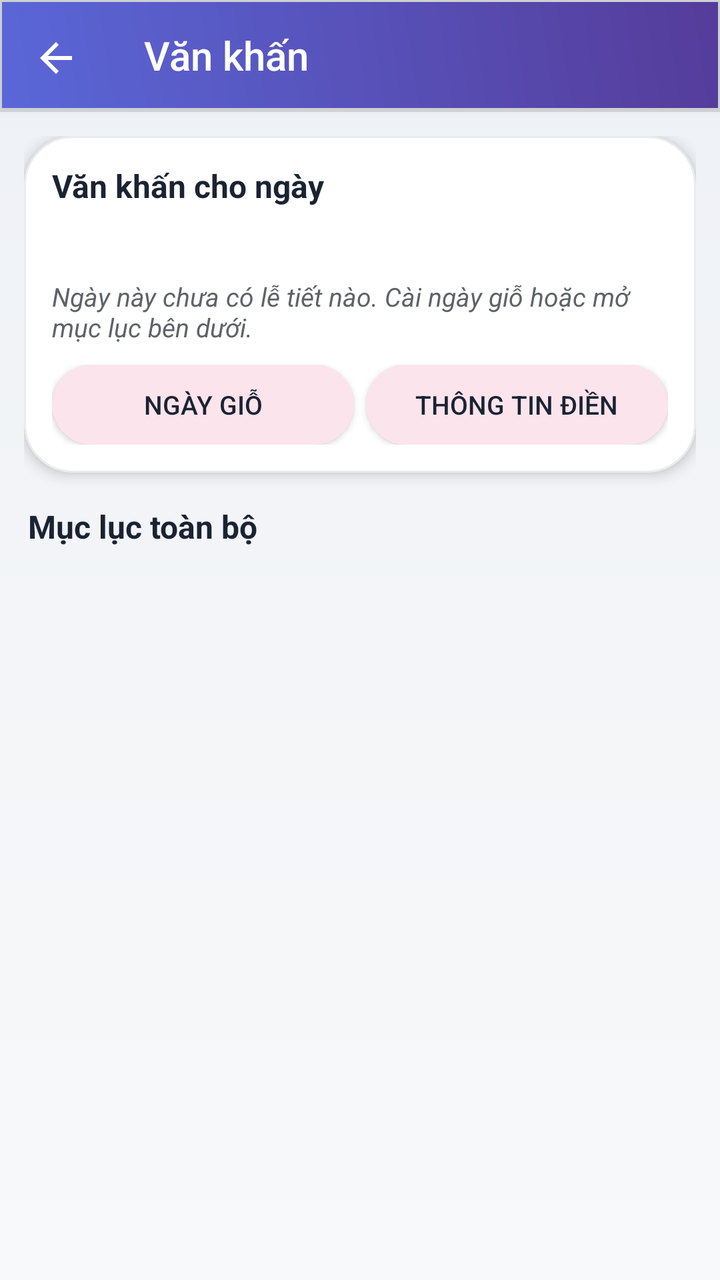
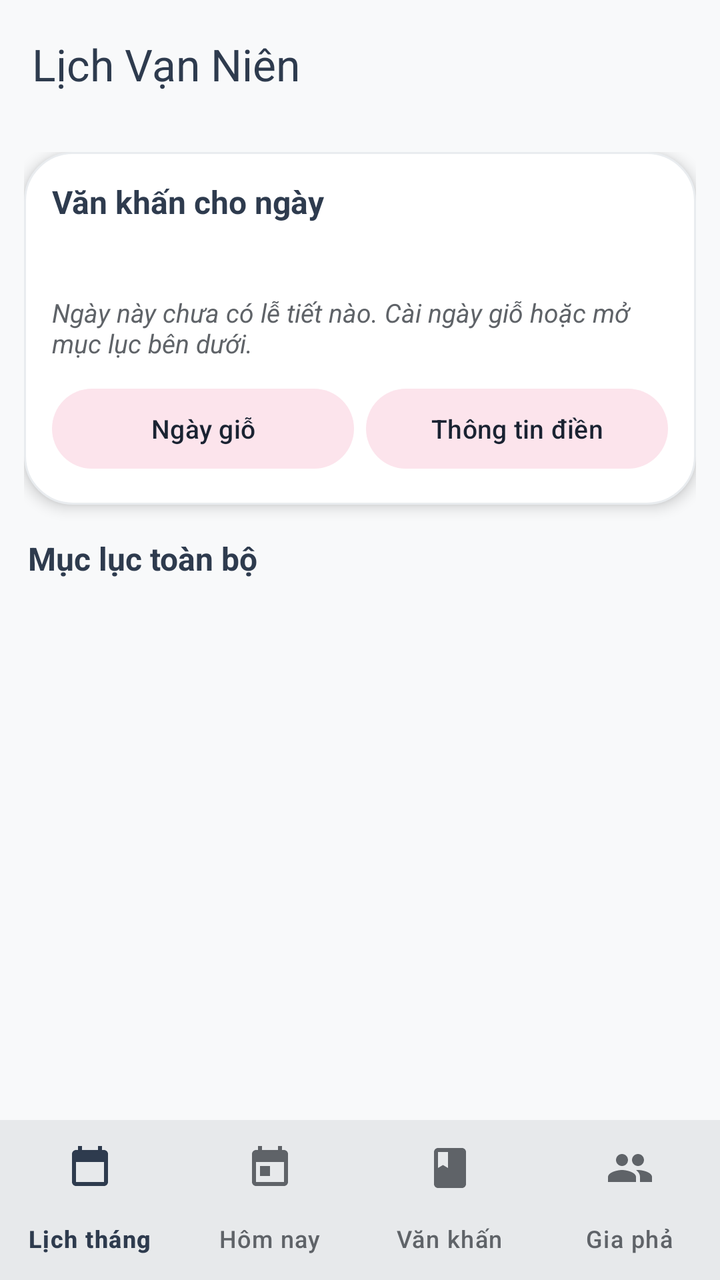

Two renders of the same Android screen: before a commit and after it. Below are the layout's source before the change and the commit's diff.
<!-- AndroidManifest.xml: activity theme AppTheme -->
<!-- res/layout/activity_van_khan.xml -->
<?xml version="1.0" encoding="utf-8"?>
<LinearLayout xmlns:android="http://schemas.android.com/apk/res/android"
    xmlns:app="http://schemas.android.com/apk/res-auto"
    android:layout_width="match_parent"
    android:layout_height="match_parent"
    android:background="@drawable/month_screen_background"
    android:orientation="vertical">

    <androidx.appcompat.widget.Toolbar
        android:id="@+id/toolbar"
        android:layout_width="match_parent"
        android:layout_height="?attr/actionBarSize"
        android:background="@drawable/toolbar_background"
        android:elevation="8dp"
        android:theme="@style/ThemeOverlay.AppCompat.Dark.ActionBar"
        app:navigationIcon="@drawable/ic_arrow_back"
        app:popupTheme="@style/ThemeOverlay.AppCompat.Light"
        app:title="Văn khấn" />

    <androidx.core.widget.NestedScrollView
        android:layout_width="match_parent"
        android:layout_height="0dp"
        android:layout_weight="1"
        android:fillViewport="true">

        <LinearLayout
            android:layout_width="match_parent"
            android:layout_height="wrap_content"
            android:orientation="vertical"
            android:padding="12dp">

            
            <LinearLayout
                android:id="@+id/day_prayer_card"
                android:layout_width="match_parent"
                android:layout_height="wrap_content"
                android:background="@drawable/month_card_background"
                android:elevation="4dp"
                android:orientation="vertical"
                android:padding="14dp">

                <TextView
                    android:layout_width="match_parent"
                    android:layout_height="wrap_content"
                    android:text="Văn khấn cho ngày"
                    android:textColor="@color/primaryDarkColor"
                    android:textSize="16sp"
                    android:textStyle="bold" />

                <TextView
                    android:id="@+id/day_prayer_date"
                    android:layout_width="match_parent"
                    android:layout_height="wrap_content"
                    android:layout_marginTop="2dp"
                    android:textColor="@color/textSecondary"
                    android:textSize="13sp" />

                <LinearLayout
                    android:id="@+id/day_prayer_list"
                    android:layout_width="match_parent"
                    android:layout_height="wrap_content"
                    android:layout_marginTop="8dp"
                    android:orientation="vertical" />

                <TextView
                    android:id="@+id/day_prayer_empty"
                    android:layout_width="match_parent"
                    android:layout_height="wrap_content"
                    android:layout_marginTop="8dp"
                    android:text="Ngày này chưa có lễ tiết nào. Cài ngày giỗ hoặc mở mục lục bên dưới."
                    android:textColor="@color/textSecondary"
                    android:textSize="13sp"
                    android:textStyle="italic" />

                <LinearLayout
                    android:layout_width="match_parent"
                    android:layout_height="wrap_content"
                    android:layout_marginTop="10dp"
                    android:orientation="horizontal">

                    <Button
                        android:id="@+id/gio_settings_button"
                        android:layout_width="0dp"
                        android:layout_height="40dp"
                        android:layout_marginEnd="6dp"
                        android:layout_weight="1"
                        android:background="@drawable/month_tonal_button_background"
                        android:text="Ngày giỗ"
                        android:textColor="@color/primaryDarkColor"
                        android:textSize="13sp" />

                    <Button
                        android:id="@+id/profile_button"
                        android:layout_width="0dp"
                        android:layout_height="40dp"
                        android:layout_weight="1"
                        android:background="@drawable/month_tonal_button_background"
                        android:text="Thông tin điền"
                        android:textColor="@color/primaryDarkColor"
                        android:textSize="13sp" />

                </LinearLayout>

            </LinearLayout>

            
            <TextView
                android:layout_width="match_parent"
                android:layout_height="wrap_content"
                android:layout_marginTop="16dp"
                android:layout_marginBottom="6dp"
                android:paddingHorizontal="2dp"
                android:text="Mục lục toàn bộ"
                android:textColor="@color/primaryDarkColor"
                android:textSize="16sp"
                android:textStyle="bold" />

            <androidx.recyclerview.widget.RecyclerView
                android:id="@+id/toc_list"
                android:layout_width="match_parent"
                android:layout_height="wrap_content"
                android:nestedScrollingEnabled="false" />

        </LinearLayout>
    </androidx.core.widget.NestedScrollView>
</LinearLayout>
<!-- resources referenced by this layout -->
<resources>
  <color name="primaryDarkColor">#1A2332</color>
  <color name="textSecondary">#5F6368</color>
  <!-- drawable ic_arrow_back (drawable) -->
  <?xml version="1.0" encoding="utf-8"?>
  <vector xmlns:android="http://schemas.android.com/apk/res/android"
      android:width="24dp"
      android:height="24dp"
      android:viewportWidth="24"
      android:viewportHeight="24">
      <path
          android:fillColor="#FFFFFF"
          android:pathData="M20,11H7.83l5.59,-5.59L12,4l-8,8 8,8 1.41,-1.41L7.83,13H20v-2z"/>
  </vector>
  <!-- drawable month_card_background (drawable) -->
  <?xml version="1.0" encoding="utf-8"?>
  <shape xmlns:android="http://schemas.android.com/apk/res/android">
      <solid android:color="#FFFFFF" />
      <corners android:radius="24dp" />
      <stroke
          android:width="1dp"
          android:color="@color/cardBorder" />
  </shape>
  <!-- drawable month_screen_background (drawable) -->
  <?xml version="1.0" encoding="utf-8"?>
  <shape xmlns:android="http://schemas.android.com/apk/res/android">
      <gradient
          android:angle="90"
          android:endColor="@color/monthBackgroundEnd"
          android:startColor="@color/backgroundPrimary"
          android:type="linear" />
  </shape>
  <!-- drawable month_tonal_button_background (drawable) -->
  <?xml version="1.0" encoding="utf-8"?>
  <shape xmlns:android="http://schemas.android.com/apk/res/android">
      <solid android:color="@color/monthTonal" />
      <corners android:radius="24dp" />
  </shape>
  <!-- drawable toolbar_background (drawable) -->
  <?xml version="1.0" encoding="utf-8"?>
  <layer-list xmlns:android="http://schemas.android.com/apk/res/android">
      
      <item>
          <shape android:shape="rectangle">
              <solid android:color="#20000000" />
              <padding
                  android:bottom="2dp"
                  android:left="1dp"
                  android:right="1dp"
                  android:top="1dp" />
          </shape>
      </item>
      
      
      <item>
          <shape android:shape="rectangle">
              <gradient
                  android:angle="45"
                  android:startColor="@color/gradientSecondaryStart"
                  android:endColor="@color/gradientSecondaryEnd"
                  android:type="linear" />
          </shape>
      </item>
  </layer-list>
  <style name="AppTheme" parent="Theme.AppCompat.Light.NoActionBar">
          <item name="colorPrimary">@color/primaryColor</item>
          <item name="colorPrimaryDark">@color/primaryDarkColor</item>
          <item name="colorAccent">@color/secondaryColor</item>
          <item name="android:windowIsTranslucent">true</item>
          <item name="android:windowTranslucentStatus">true</item>
          <item name="android:statusBarColor">@android:color/transparent</item>
          <item name="android:windowBackground">@color/backgroundPrimary</item>
          <item name="android:textColorPrimary">@color/textPrimary</item>
          <item name="android:textColorSecondary">@color/textSecondary</item>
      </style>
  <color name="cardBorder">#E9ECEF</color>
  <color name="monthBackgroundEnd">#EEF1F6</color>
  <color name="backgroundPrimary">#F8F9FA</color>
  <color name="monthTonal">#FCE4EC</color>
  <color name="gradientSecondaryStart">#5A67D8</color>
  <color name="gradientSecondaryEnd">#553C9A</color>
  <color name="primaryColor">#2E3B4E</color>
  <color name="secondaryColor">#C2185B</color>
  <color name="textPrimary">#2E3B4E</color>
</resources>

<!-- the commit's change to res/layout/activity_van_khan.xml (unified diff, before → after) -->
@@ -3,19 +3,18 @@
     xmlns:app="http://schemas.android.com/apk/res-auto"
     android:layout_width="match_parent"
     android:layout_height="match_parent"
-    android:background="@drawable/month_screen_background"
-    android:orientation="vertical">
+    android:background="?attr/colorSurface"
+    android:orientation="vertical"
+    android:id="@+id/app_root">
 
-    <androidx.appcompat.widget.Toolbar
-        android:id="@+id/toolbar"
+    <include layout="@layout/app_header" />
+    <LinearLayout
+        android:id="@+id/app_body"
         android:layout_width="match_parent"
-        android:layout_height="?attr/actionBarSize"
-        android:background="@drawable/toolbar_background"
-        android:elevation="8dp"
-        android:theme="@style/ThemeOverlay.AppCompat.Dark.ActionBar"
-        app:navigationIcon="@drawable/ic_arrow_back"
-        app:popupTheme="@style/ThemeOverlay.AppCompat.Light"
-        app:title="Văn khấn" />
+        android:layout_height="0dp"
+        android:layout_weight="1"
+        android:orientation="vertical">
+
 
     <androidx.core.widget.NestedScrollView
         android:layout_width="match_parent"
@@ -43,7 +42,7 @@
                     android:layout_width="match_parent"
                     android:layout_height="wrap_content"
                     android:text="Văn khấn cho ngày"
-                    android:textColor="@color/primaryDarkColor"
+                    android:textColor="?attr/colorPrimary"
                     android:textSize="16sp"
                     android:textStyle="bold" />
 
@@ -52,7 +51,7 @@
                     android:layout_width="match_parent"
                     android:layout_height="wrap_content"
                     android:layout_marginTop="2dp"
-                    android:textColor="@color/textSecondary"
+                    android:textColor="?attr/colorOnSurfaceVariant"
                     android:textSize="13sp" />
 
                 <LinearLayout
@@ -68,7 +67,7 @@
                     android:layout_height="wrap_content"
                     android:layout_marginTop="8dp"
                     android:text="Ngày này chưa có lễ tiết nào. Cài ngày giỗ hoặc mở mục lục bên dưới."
-                    android:textColor="@color/textSecondary"
+                    android:textColor="?attr/colorOnSurfaceVariant"
                     android:textSize="13sp"
                     android:textStyle="italic" />
 
@@ -76,27 +75,25 @@
                     android:layout_width="match_parent"
                     android:layout_height="wrap_content"
                     android:layout_marginTop="10dp"
-                    android:orientation="horizontal">
-
-                    <Button
+                    android:orientation="horizontal">                    <com.google.android.material.button.MaterialButton
                         android:id="@+id/gio_settings_button"
+                        style="@style/Widget.Material3.Button.TonalButton"
                         android:layout_width="0dp"
-                        android:layout_height="40dp"
+                        android:layout_height="wrap_content"
                         android:layout_marginEnd="6dp"
                         android:layout_weight="1"
-                        android:background="@drawable/month_tonal_button_background"
                         android:text="Ngày giỗ"
-                        android:textColor="@color/primaryDarkColor"
+                        android:textAllCaps="false"
                         android:textSize="13sp" />
 
-                    <Button
+                    <com.google.android.material.button.MaterialButton
                         android:id="@+id/profile_button"
+                        style="@style/Widget.Material3.Button.TonalButton"
                         android:layout_width="0dp"
-                        android:layout_height="40dp"
+                        android:layout_height="wrap_content"
                         android:layout_weight="1"
-                        android:background="@drawable/month_tonal_button_background"
                         android:text="Thông tin điền"
-                        android:textColor="@color/primaryDarkColor"
+                        android:textAllCaps="false"
                         android:textSize="13sp" />
 
                 </LinearLayout>
@@ -111,7 +108,7 @@
                 android:layout_marginBottom="6dp"
                 android:paddingHorizontal="2dp"
                 android:text="Mục lục toàn bộ"
-                android:textColor="@color/primaryDarkColor"
+                android:textColor="?attr/colorPrimary"
                 android:textSize="16sp"
                 android:textStyle="bold" />
 
@@ -123,4 +120,33 @@
 
         </LinearLayout>
     </androidx.core.widget.NestedScrollView>
+        </LinearLayout>
+
+<include layout="@layout/app_bottom_nav" />
+
 </LinearLayout>
+<!-- res/layout/app_header.xml (included above) -->
+<?xml version="1.0" encoding="utf-8"?>
+<com.google.android.material.appbar.MaterialToolbar xmlns:android="http://schemas.android.com/apk/res/android"
+    xmlns:app="http://schemas.android.com/apk/res-auto"
+    android:id="@+id/toolbar"
+    android:layout_width="match_parent"
+    android:layout_height="?attr/actionBarSize"
+    android:background="?attr/colorSurface"
+    android:elevation="0dp"
+    app:navigationIconTint="?attr/colorOnSurface"
+    app:title="@string/app_name"
+    app:titleTextColor="?attr/colorOnSurface" />
+<!-- res/layout/app_bottom_nav.xml (included above) -->
+<?xml version="1.0" encoding="utf-8"?>
+<com.google.android.material.bottomnavigation.BottomNavigationView xmlns:android="http://schemas.android.com/apk/res/android"
+    xmlns:app="http://schemas.android.com/apk/res-auto"
+    android:id="@+id/bottom_navigation"
+    android:layout_width="match_parent"
+    android:layout_height="wrap_content"
+    android:background="?attr/colorSurface"
+    android:elevation="3dp"
+    app:itemIconTint="@color/bottom_nav_item_color"
+    app:itemTextColor="@color/bottom_nav_item_color"
+    app:labelVisibilityMode="labeled"
+    app:menu="@menu/main_bottom_nav" />
<!-- resource entries referenced after the edit -->
@@ -2,86 +2,45 @@
 <resources>
   <color name="primaryDarkColor">#1A2332</color>
   <color name="textSecondary">#5F6368</color>
-  <!-- drawable ic_arrow_back (drawable) -->
-  <?xml version="1.0" encoding="utf-8"?>
-  <vector xmlns:android="http://schemas.android.com/apk/res/android"
-      android:width="24dp"
-      android:height="24dp"
-      android:viewportWidth="24"
-      android:viewportHeight="24">
-      <path
-          android:fillColor="#FFFFFF"
-          android:pathData="M20,11H7.83l5.59,-5.59L12,4l-8,8 8,8 1.41,-1.41L7.83,13H20v-2z"/>
-  </vector>
   <!-- drawable month_card_background (drawable) -->
   <?xml version="1.0" encoding="utf-8"?>
   <shape xmlns:android="http://schemas.android.com/apk/res/android">
-      <solid android:color="#FFFFFF" />
+      <solid android:color="?attr/colorSurfaceVariant" />
       <corners android:radius="24dp" />
       <stroke
           android:width="1dp"
-          android:color="@color/cardBorder" />
+          android:color="?attr/colorOutline" />
   </shape>
-  <!-- drawable month_screen_background (drawable) -->
-  <?xml version="1.0" encoding="utf-8"?>
-  <shape xmlns:android="http://schemas.android.com/apk/res/android">
-      <gradient
-          android:angle="90"
-          android:endColor="@color/monthBackgroundEnd"
-          android:startColor="@color/backgroundPrimary"
-          android:type="linear" />
-  </shape>
-  <!-- drawable month_tonal_button_background (drawable) -->
-  <?xml version="1.0" encoding="utf-8"?>
-  <shape xmlns:android="http://schemas.android.com/apk/res/android">
-      <solid android:color="@color/monthTonal" />
-      <corners android:radius="24dp" />
-  </shape>
-  <!-- drawable toolbar_background (drawable) -->
-  <?xml version="1.0" encoding="utf-8"?>
-  <layer-list xmlns:android="http://schemas.android.com/apk/res/android">
-      
-      <item>
-          <shape android:shape="rectangle">
-              <solid android:color="#20000000" />
-              <padding
-                  android:bottom="2dp"
-                  android:left="1dp"
-                  android:right="1dp"
-                  android:top="1dp" />
-          </shape>
-      </item>
-      
-      
-      <item>
-          <shape android:shape="rectangle">
-              <gradient
-                  android:angle="45"
-                  android:startColor="@color/gradientSecondaryStart"
-                  android:endColor="@color/gradientSecondaryEnd"
-                  android:type="linear" />
-          </shape>
-      </item>
-  </layer-list>
-  <style name="AppTheme" parent="Theme.AppCompat.Light.NoActionBar">
+  <string name="app_name">Lịch Vạn Niên</string>
+  <style name="AppTheme" parent="Theme.Material3.Light.NoActionBar">
           <item name="colorPrimary">@color/primaryColor</item>
-          <item name="colorPrimaryDark">@color/primaryDarkColor</item>
-          <item name="colorAccent">@color/secondaryColor</item>
-          <item name="android:windowIsTranslucent">true</item>
-          <item name="android:windowTranslucentStatus">true</item>
+          <item name="colorOnPrimary">@color/textLight</item>
+          <item name="colorPrimaryContainer">@color/monthTonal</item>
+          <item name="colorOnPrimaryContainer">@color/primaryDarkColor</item>
+          <item name="colorSecondary">@color/secondaryColor</item>
+          <item name="colorOnSecondary">@color/textLight</item>
+          <item name="colorSecondaryContainer">@color/monthTonal</item>
+          <item name="colorOnSecondaryContainer">@color/primaryDarkColor</item> 
+          <item name="colorSurface">@color/backgroundPrimary</item>
+          <item name="colorOnSurface">@color/textPrimary</item>
+          <item name="colorSurfaceVariant">@color/backgroundSecondary</item>
+          <item name="colorOnSurfaceVariant">@color/textSecondary</item>
+          <item name="colorOutline">@color/cardBorder</item>
+          <item name="android:windowBackground">@color/backgroundPrimary</item>
           <item name="android:statusBarColor">@android:color/transparent</item>
-          <item name="android:windowBackground">@color/backgroundPrimary</item>
+          <item name="android:navigationBarColor">@android:color/transparent</item>
+          <item name="android:windowLightStatusBar">true</item>
+          <item name="android:windowLightNavigationBar">true</item>
           <item name="android:textColorPrimary">@color/textPrimary</item>
           <item name="android:textColorSecondary">@color/textSecondary</item>
       </style>
   <color name="cardBorder">#E9ECEF</color>
-  <color name="monthBackgroundEnd">#EEF1F6</color>
   <color name="backgroundPrimary">#F8F9FA</color>
   <color name="monthTonal">#FCE4EC</color>
-  <color name="gradientSecondaryStart">#5A67D8</color>
-  <color name="gradientSecondaryEnd">#553C9A</color>
   <color name="primaryColor">#2E3B4E</color>
+  <color name="textLight">#FFFFFF</color>
   <color name="secondaryColor">#C2185B</color>
   <color name="textPrimary">#2E3B4E</color>
+  <color name="backgroundSecondary">#FFFFFF</color>
 </resources>
 
